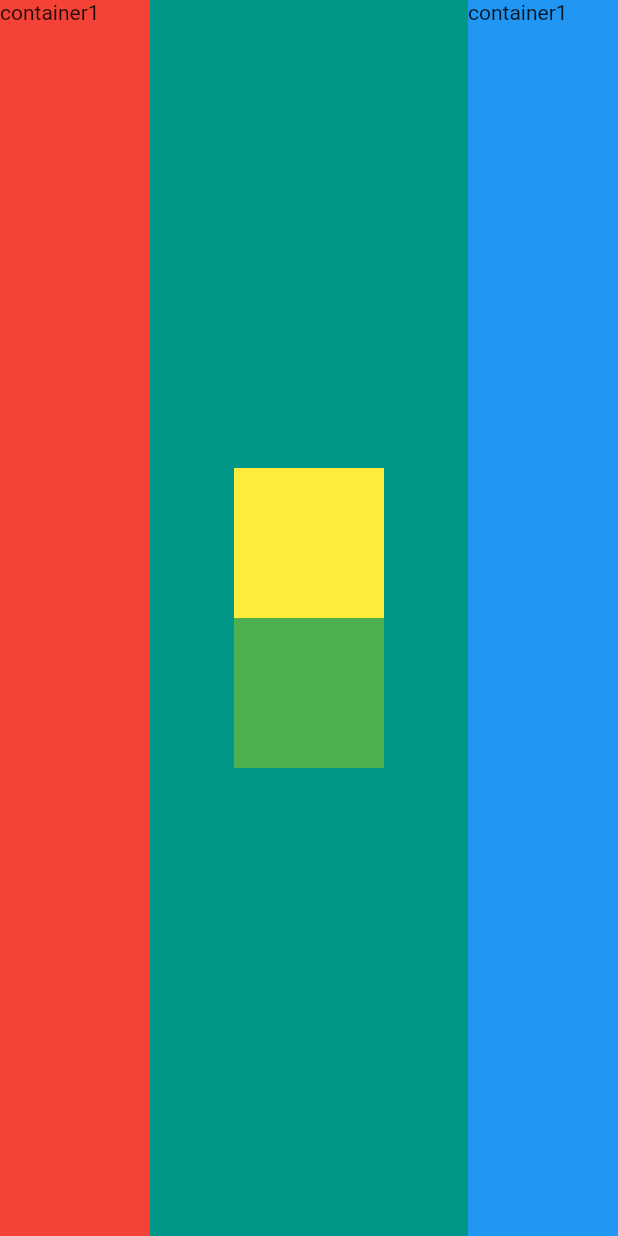
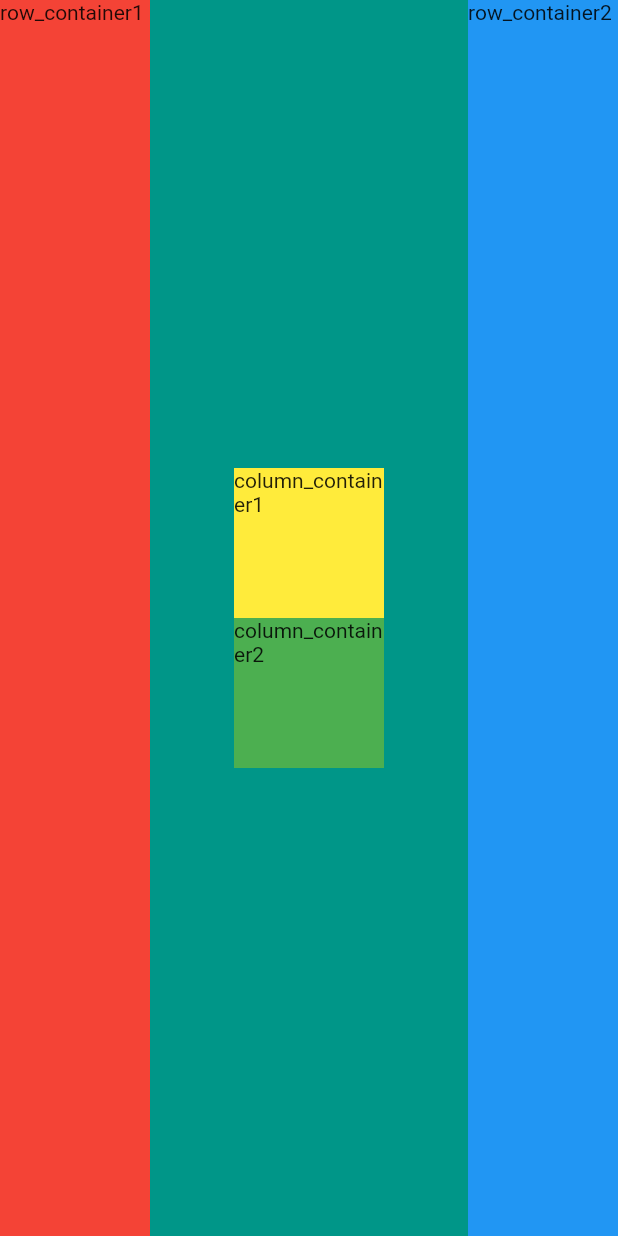
Before and after one commit to ratamon-tech/dart_blocks, a Flutter app: the screen it shows after launch, on a phone screen of 412 x 824 dp. Run offline on Flutter 3.47's test engine with Material 2 defaults, Android fonts, the phone set to English and light mode, and no system bars.

Commit message:
containerにtext追加

```diff
--- a/lib/main.dart
+++ b/lib/main.dart
@@ -20,7 +20,7 @@ class MyApp extends StatelessWidget {
                 height: double.infinity,
                 width: 100.0,
                 color: Colors.red,
-                child: Text('container1'),
+                child: Text('row_container1'),
               ),
               Container(
                 child: Column(
@@ -30,11 +30,13 @@ class MyApp extends StatelessWidget {
                       height: 100.0,
                       width: 100.0,
                       color: Colors.yellow,
+                      child: Text('column_container1'),
                     ),
                     Container(
                       height: 100.0,
                       width: 100.0,
                       color: Colors.green,
+                      child: Text('column_container2'),
                     )
                   ],
                 ),
@@ -43,7 +45,7 @@ class MyApp extends StatelessWidget {
                 height: double.infinity,
                 width: 100.0,
                 color: Colors.blue,
-                child: Text('container1'),
+                child: Text('row_container2'),
               )
             ],
           )
```
